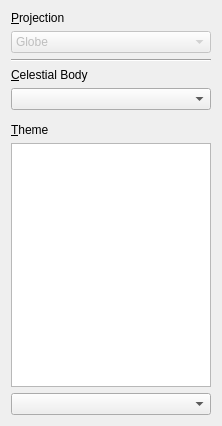
Before: the Qt Designer form src/lib/marble/MapViewWidget.ui in calincru/marble, drawn with Qt 5.
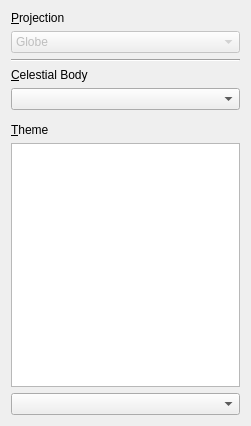
After: the same form once the commit is applied. Icons and pictures are not drawn.

Patch:
```diff
--- a/src/lib/marble/MapViewWidget.ui
+++ b/src/lib/marble/MapViewWidget.ui
@@ -6,7 +6,7 @@
    <rect>
     <x>0</x>
     <y>0</y>
-    <width>222</width>
+    <width>251</width>
     <height>426</height>
    </rect>
   </property>
```
Left out of the diff: 27 changed lines with no effect on the pictures.
